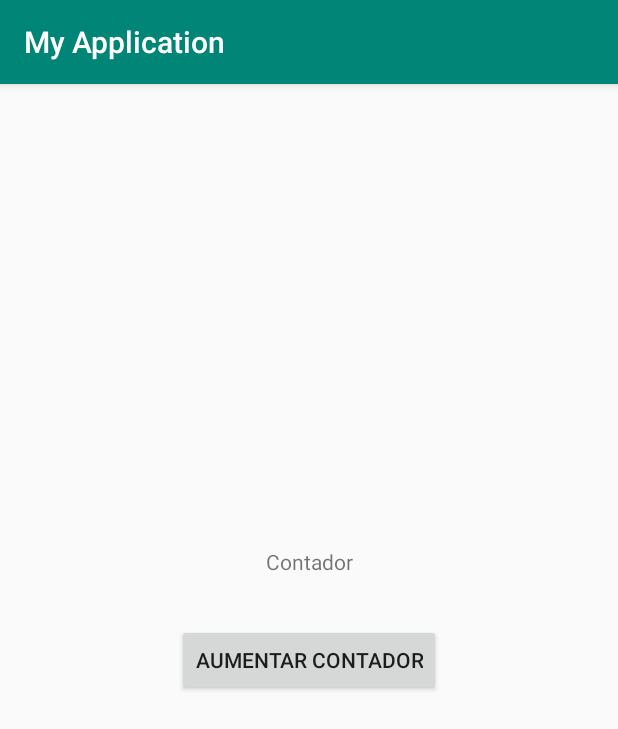
After one commit to 2019-a-gr2-moviles/mov-eguez-sarzosa-vicente-adrian, an Android app: the CicloVidaActivity screen opened directly, with no data from a screen before it, on a phone screen of 412 x 824 dp. The commit adds this screen. Shown: the top 729 px of the screen. Run offline under Robolectric (Android 15) with nearby library versions, the phone set to English and light mode, and no system bars.

Commit message:
ciclo de vida

```diff
--- a/03-Android/app/build.gradle
+++ b/03-Android/app/build.gradle
@@ -29,6 +29,7 @@ dependencies {
     implementation 'androidx.constraintlayout:constraintlayout:1.1.3'
     implementation 'com.google.android.material:material:1.0.0'
     implementation 'com.google.android.gms:play-services-maps:17.0.0'
+    implementation 'androidx.legacy:legacy-support-v4:1.0.0'
     testImplementation 'junit:junit:4.12'
     androidTestImplementation 'androidx.test:runner:1.1.0'
     androidTestImplementation 'androidx.test.espresso:espresso-core:3.1.0'
--- /dev/null
+++ b/03-Android/app/src/debug/res/values/strings.xml
@@ -0,0 +1,6 @@
+<resources>
+
+    <!-- TODO: Remove or change this placeholder text -->
+    <string name="hello_blank_fragment">Hello blank fragment</string>
+
+</resources>
--- /dev/null
+++ b/03-Android/app/src/main/java/com/example/myapplication/CicloVidaActivity.kt
@@ -0,0 +1,82 @@
+package com.example.myapplication
+
+import androidx.appcompat.app.AppCompatActivity
+import android.os.Bundle
+import android.os.PersistableBundle
+import android.util.Log
+import kotlinx.android.synthetic.main.activity_ciclo_vida.*
+
+class CicloVidaActivity : AppCompatActivity() {
+    var contador = 0;
+
+    override fun onCreate(savedInstanceState: Bundle?) {
+        super.onCreate(savedInstanceState)
+        setContentView(R.layout.activity_ciclo_vida)
+        Log.i("ciclo-vida", "onCreate")
+        btn_contador.setOnClickListener {
+            aumentarContador()
+        }
+
+    }
+
+    fun aumentarContador() {
+        contador++
+        txv_contador.text = contador.toString()
+    }
+
+    override fun onStart() {
+        super.onStart()
+        Log.i("ciclo-vida", "onStart")
+    }
+
+    override fun onResume() {
+        super.onResume()
+        Log.i("ciclo-vida", "onResume")
+    }
+
+    override fun onPause() {
+        super.onPause()
+        Log.i("ciclo-vida", "onPause")
+    }
+
+    override fun onStop() {
+        super.onStop()
+        Log.i("ciclo-vida", "onStop")
+    }
+
+    override fun onRestart() {
+        super.onRestart()
+        Log.i("ciclo-vida", "onRestart")
+    }
+
+    override fun onDestroy() {
+        super.onDestroy()
+        Log.i("ciclo-vida", "onDestroy")
+    }
+
+    override fun onSaveInstanceState(outState: Bundle?) {
+        Log.i("ciclo-vida", "onSaveInstanceState")
+        outState?.run {
+            putInt("contadorGuardado", contador)
+        }
+        super.onSaveInstanceState(outState)
+    }
+
+    override fun onRestoreInstanceState(
+        savedInstanceState: Bundle?
+    ) {
+        super.onRestoreInstanceState(savedInstanceState)
+        Log.i("ciclo-vida", "onRestoreInstanceState")
+        val contadorRecuperado = savedInstanceState
+                                    ?.getInt("contadorGuardado")
+
+        if(contadorRecuperado!=null){
+
+            this.contador = contadorRecuperado
+            txv_contador.text = this.contador.toString()
+
+        }
+    }
+
+
+}
--- /dev/null
+++ b/03-Android/app/src/main/res/layout/activity_ciclo_vida.xml
@@ -0,0 +1,27 @@
+<?xml version="1.0" encoding="utf-8"?>
+<androidx.constraintlayout.widget.ConstraintLayout
+        xmlns:android="http://schemas.android.com/apk/res/android"
+        xmlns:tools="http://schemas.android.com/tools"
+        xmlns:app="http://schemas.android.com/apk/res-auto"
+        android:layout_width="match_parent"
+        android:layout_height="match_parent"
+        tools:context=".CicloVidaActivity">
+
+    <Button
+            android:text="Aumentar contador"
+            android:layout_width="wrap_content"
+            android:layout_height="wrap_content"
+            android:id="@+id/btn_contador" android:layout_marginTop="8dp"
+            app:layout_constraintTop_toTopOf="parent" android:layout_marginBottom="8dp"
+            app:layout_constraintBottom_toBottomOf="parent" app:layout_constraintStart_toStartOf="parent"
+            android:layout_marginLeft="8dp" android:layout_marginStart="8dp" app:layout_constraintEnd_toEndOf="parent"
+            android:layout_marginEnd="8dp" android:layout_marginRight="8dp"/>
+    <TextView
+            android:text="Contador"
+            android:layout_width="wrap_content"
+            android:layout_height="wrap_content"
+            android:id="@+id/txv_contador" android:layout_marginBottom="32dp"
+            app:layout_constraintBottom_toTopOf="@+id/btn_contador"
+            app:layout_constraintStart_toStartOf="@+id/btn_contador"
+            app:layout_constraintEnd_toEndOf="@+id/btn_contador"/>
+</androidx.constraintlayout.widget.ConstraintLayout>
--- a/03-Android/app/src/main/res/values/strings.xml
+++ b/03-Android/app/src/main/res/values/strings.xml
@@ -3,4 +3,7 @@
     <string name="title_activity_main2">Main2Activity</string>
     <string name="title_activity_maps">Map</string>
     <string name="julio_andrade">Julio Andrade</string>
+
+    <!-- TODO: Remove or change this placeholder text -->
+    <string name="hello_blank_fragment">Hello blank fragment</string>
 </resources>
```
Also changed, not shown: 03-Android/app/src/debug/java/com/example/myapplication/TerceroFragment.kt (added, +102 -0 lines), 03-Android/app/src/debug/res/layout/fragment_tercero.xml (added, +14 -0 lines), 03-Android/app/src/main/AndroidManifest.xml (+5 -5 lines), 03-Android/app/src/main/java/com/example/myapplication/FragmentosActivity.kt (added, +46 -0 lines), 03-Android/app/src/main/java/com/example/myapplication/MainActivity.kt (+23 -1 lines), 03-Android/app/src/main/java/com/example/myapplication/PrimerFragment.kt (added, +102 -0 lines), 03-Android/app/src/main/java/com/example/myapplication/SegundoFragment.kt (added, +102 -0 lines), 03-Android/app/src/main/res/layout/activity_fragmentos.xml (added, +49 -0 lines), 03-Android/app/src/main/res/layout/activity_main.xml (+17 -1 lines), 03-Android/app/src/main/res/layout/fragment_primer.xml (added, +14 -0 lines), 03-Android/app/src/main/res/layout/fragment_segundo.xml (added, +14 -0 lines).
